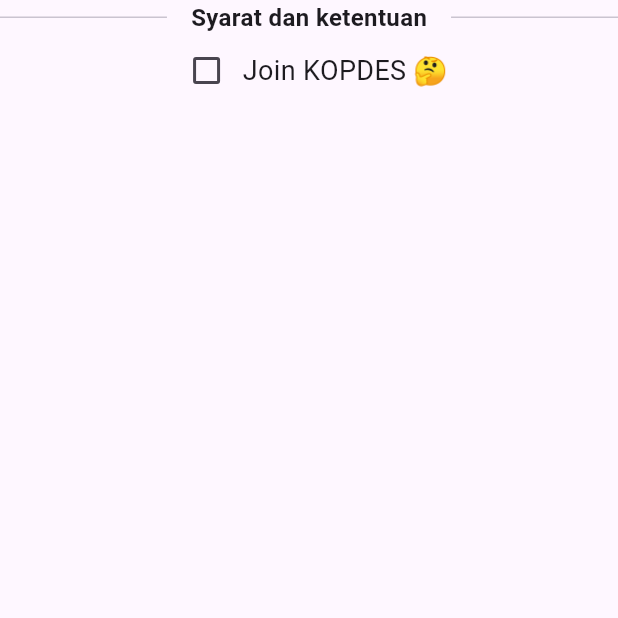
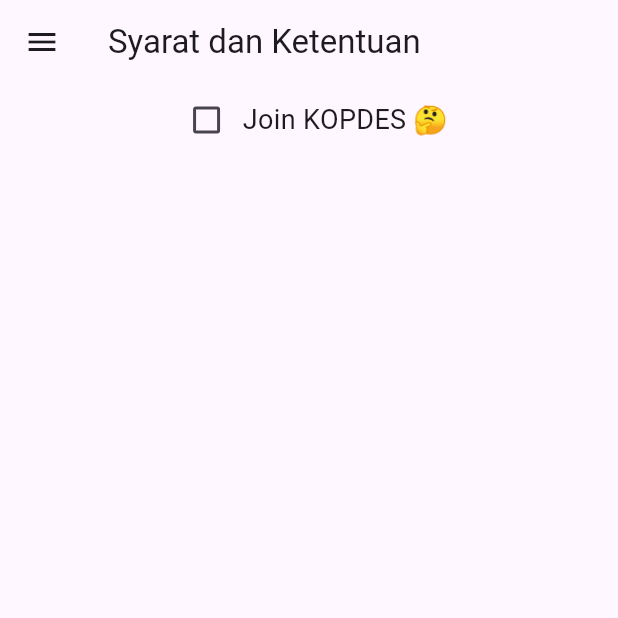
Before and after one commit to minipingu/ppkd_ju_android_dev_dede, a Flutter app: the CheckboxInput screen opened directly, on a phone screen of 412 x 824 dp, the top half of it. Run offline on Flutter 3.47's test engine with Material 3 defaults, Android fonts, the phone set to English and light mode, and no system bars.

Commit message:
hadeh routing

```diff
--- /dev/null
+++ b/lib/_components/app_scaffold.dart
@@ -0,0 +1,18 @@
+import 'package:flutter/material.dart';
+import 'package:ppkd_ju_android_dev_dede_nurhidayat/tugas7/drawer_tugas_7.dart';
+
+class AppScaffold extends StatelessWidget {
+  final String title;
+  final Widget body;
+
+  const AppScaffold({super.key, required this.title, required this.body});
+
+  @override
+  Widget build(BuildContext context) {
+    return Scaffold(
+      appBar: AppBar(title: Text(title)),
+      drawer: const DrawerTugas7(),
+      body: body,
+    );
+  }
+}
--- a/lib/tugas7/components/checkbox_input.dart
+++ /dev/null
@@ -1,41 +0,0 @@
-import 'package:flutter/material.dart';
-import 'package:ppkd_ju_android_dev_dede_nurhidayat/_components/divider_text_divider.dart';
-
-class CheckboxInput extends StatefulWidget {
-  const new({super.key});
-
-  @override
-  State<CheckboxInput> createState() => _CheckboxInputState();
-}
-
-class _CheckboxInputState extends State<CheckboxInput> {
-  bool _checkboxState = false;
-
-  @override
-  Widget build(BuildContext context) {
-    return Column(
-      children: [
-        DividerTextDivider(title: 'Syarat dan ketentuan'),
-        Row(
-          mainAxisAlignment: .center,
-          children: [
-            Checkbox(
-              value: _checkboxState,
-              onChanged: (bool? value) =>
-                  setState(() => _checkboxState = !_checkboxState),
-            ),
-            Text(
-              !_checkboxState ? 'Join KOPDES 🤔' : 'KOPDES! SHAPPP 🥴',
-              style: TextStyle(fontSize: 18),
-            ),
-          ],
-        ),
-        if (_checkboxState)
-          Text(
-            'Selamat Datang Di KOPDES Merah Putih',
-            style: TextStyle(color: Colors.red, fontSize: 20),
-          ),
-      ],
-    );
-  }
-}
--- /dev/null
+++ b/lib/tugas7/pages/checkbox_input.dart
@@ -0,0 +1,43 @@
+import 'package:flutter/material.dart';
+import 'package:ppkd_ju_android_dev_dede_nurhidayat/_components/app_scaffold.dart';
+
+class CheckboxInput extends StatefulWidget {
+  const new({super.key});
+
+  @override
+  State<CheckboxInput> createState() => _CheckboxInputState();
+}
+
+class _CheckboxInputState extends State<CheckboxInput> {
+  bool _checkboxState = false;
+
+  @override
+  Widget build(BuildContext context) {
+    return AppScaffold(
+      title: 'Syarat dan Ketentuan',
+      body: Column(
+        children: [
+          Row(
+            mainAxisAlignment: .center,
+            children: [
+              Checkbox(
+                value: _checkboxState,
+                onChanged: (bool? value) =>
+                    setState(() => _checkboxState = !_checkboxState),
+              ),
+              Text(
+                !_checkboxState ? 'Join KOPDES 🤔' : 'KOPDES! SHAPPP 🥴',
+                style: TextStyle(fontSize: 18),
+              ),
+            ],
+          ),
+          if (_checkboxState)
+            Text(
+              'Selamat Datang Di KOPDES Merah Putih',
+              style: TextStyle(color: Colors.red, fontSize: 20),
+            ),
+        ],
+      ),
+    );
+  }
+}
--- a/lib/tugas7/components/showdatepicker_input.dart
+++ b/lib/tugas7/pages/showdatepicker_input.dart
@@ -1,5 +1,4 @@
 import 'package:flutter/material.dart';
-import 'package:ppkd_ju_android_dev_dede_nurhidayat/_components/button_x.dart';
 import 'package:ppkd_ju_android_dev_dede_nurhidayat/_components/divider_text_divider.dart';
 import 'package:ppkd_ju_android_dev_dede_nurhidayat/_components/months_list.dart';
 
```
Also changed, not shown: lib/main.dart (+15 -3 lines), lib/tugas7/drawer_tugas_7.dart (renamed from lib/tugas7/components/drawer_tugas_7.dart, +5 -5 lines), lib/tugas7/form_input_navigasi.dart (deleted, +0 -35 lines), lib/tugas7/pages/checkbox_page.dart (deleted, +0 -12 lines), lib/tugas7/pages/dropdown_input.dart (renamed from lib/tugas7/components/dropdown_input.dart), lib/tugas7/pages/showtimepicker_input.dart (renamed from lib/tugas7/components/showtimepicker_input.dart), lib/tugas7/pages/switch_input.dart (renamed from lib/tugas7/components/Switch_input.dart).
